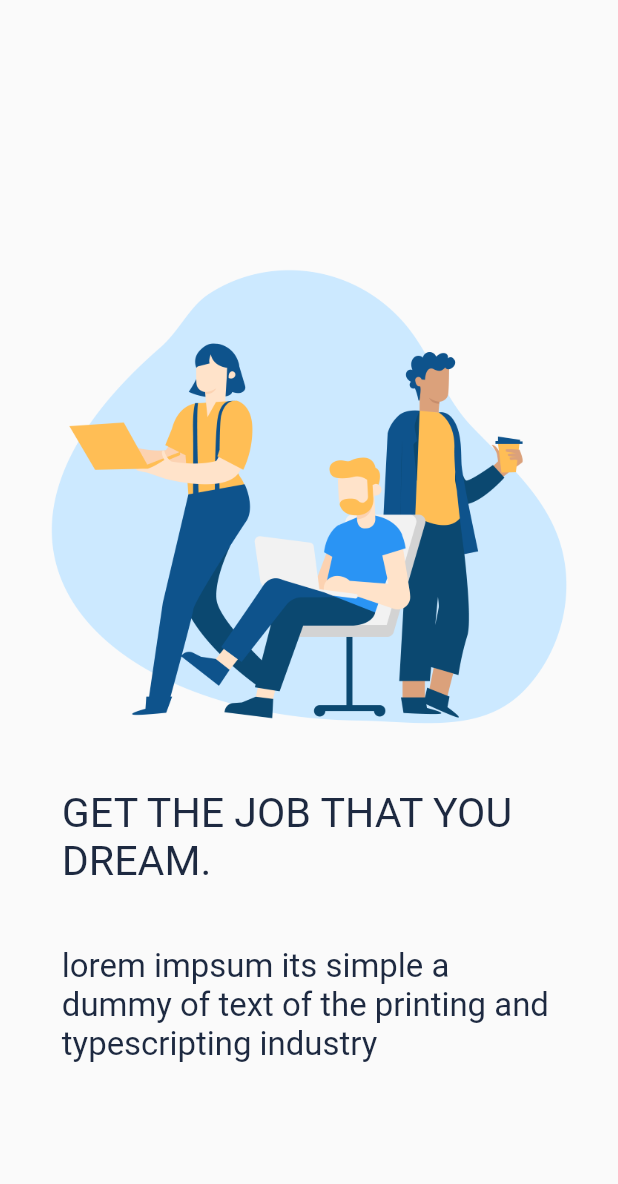
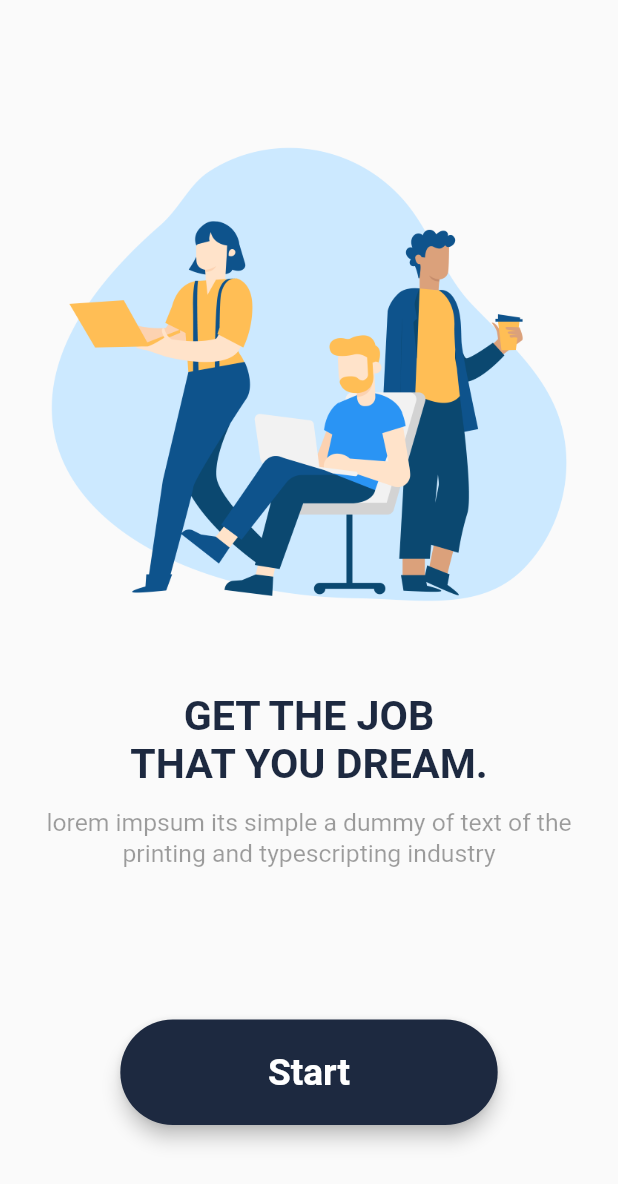
Before and after one commit to Elio-Muculo/Flutter_Repo, a Flutter app: the SplashScreen screen opened directly, on a phone screen of 412 x 824 dp. Shown: the top 1184 px of the screen. Run offline on Flutter 3.47's test engine with Material 2 defaults, Android fonts, the phone set to English and light mode, and no system bars; our stand-ins replace device_preview, sizer.

```diff
--- /dev/null
+++ b/lib/JobFinder/components/Home.dart
@@ -0,0 +1,20 @@
+import 'package:flutter/material.dart';
+
+class Home extends StatefulWidget {
+  Home({Key? key}) : super(key: key);
+
+  @override
+  State<Home> createState() => _HomeState();
+}
+
+class _HomeState extends State<Home> {
+  @override
+  Widget build(BuildContext context) {
+    return Scaffold(
+      appBar: AppBar(),
+      body: SafeArea(
+        child: ,
+      )
+    );
+  }
+}
--- a/lib/JobFinder/components/SplashScreen.dart
+++ b/lib/JobFinder/components/SplashScreen.dart
@@ -13,31 +13,62 @@ class _SplashScreenState extends State<SplashScreen> {
   Widget build(BuildContext context) {
     return Scaffold(
       body: SafeArea(
-        child: Padding(
+        child: Container(
           padding: EdgeInsets.symmetric(horizontal: 5.w),
+          child: Align(
+            alignment: Alignment.topCenter,
             child: Column(
               mainAxisAlignment: MainAxisAlignment.center,
               children: [
-              SizedBox(height: 10.h,),
-              Image.asset(
-                'assets/images/concept-of-remote-team.png'
+                SizedBox(
+                  height: 45.h,
+                  child: Image.asset(
+                    'assets/images/concept-of-remote-team.png',
+                    fit: BoxFit.cover,
                   ),
-              Container(
-                width: 80.w,
+                ),
+                SizedBox(height: 2.h,),
+                Flexible(
+                  child: Container(
+                    width: 85.w,
                     alignment: Alignment.center,
                     child: Column(
                       children: [
-                    Text('GET THE JOB THAT YOU DREAM.',
-                      style: TextStyle(color: const Color(0xFF1d2940), fontSize: 20.sp,),),
+                        Text('GET THE JOB',
+                          textAlign: TextAlign.center,
+                          style: TextStyle(fontWeight: FontWeight.bold, color: const Color(0xFF1d2940), fontSize: 20.sp,),),
+                        Text('THAT YOU DREAM.',
+                          textAlign: TextAlign.center,
+                          style: TextStyle(fontWeight: FontWeight.bold, color: const Color(0xFF1d2940), fontSize: 20.sp,),),
                         Padding(
-                      padding: EdgeInsets.symmetric(vertical: 5.h),
+                          padding: EdgeInsets.symmetric(vertical: 1.5.h),
                           child: Text('lorem impsum its simple a dummy of text of the printing and typescripting industry',
-                        style: TextStyle(color: const Color(0xFF1d2940), fontSize: 16.sp,),),
+                            textAlign: TextAlign.center,
+                            style: TextStyle(color: Colors.black38, fontSize: 12.sp, height: 1.25),),
                         )
                       ],
                     ),
+                  ),
+                ),
+                Flexible(
+                  flex: 1,
+                  child: ElevatedButton(
+                    onPressed: () {},
+                    style: ElevatedButton.styleFrom(
+                      primary: const Color(0xFF1d2940),
+                      elevation: 5,
+                      shape: RoundedRectangleBorder(
+                        borderRadius: BorderRadius.circular(35.0)
                       )
+                    ),
+                    child: Container(
+                      padding: EdgeInsets.symmetric(vertical: 2.5.h, horizontal: 20.w),
+                      child: Text('Start', textAlign: TextAlign.center, style: TextStyle(fontWeight: FontWeight.w700, fontSize: 18.sp, color: Colors.white)),
+                    ),
+                  ),
+                ),
               ],
+            ),
           ),
         ),
       )
--- a/lib/JobFinder/main.dart
+++ b/lib/JobFinder/main.dart
@@ -1,4 +1,5 @@
 // ignore_for_file: avoid_unnecessary_containers, prefer_const_constructors, prefer_const_literals_to_create_immutables
+import 'package:Login/JobFinder/components/Home.dart';
 import 'package:Login/JobFinder/components/SplashScreen.dart';
 import 'package:flutter/foundation.dart';
 import 'package:flutter/material.dart';
@@ -31,7 +32,7 @@ class _MyAppState extends State<MyApp> {
         builder: DevicePreview.appBuilder,
         debugShowCheckedModeBanner: false,
         initialRoute: '/',
-        home: SplashScreen(),
+        home: Home(),
       );
     });
   }
```
Lines whose indentation alone changed are shown as unchanged.
